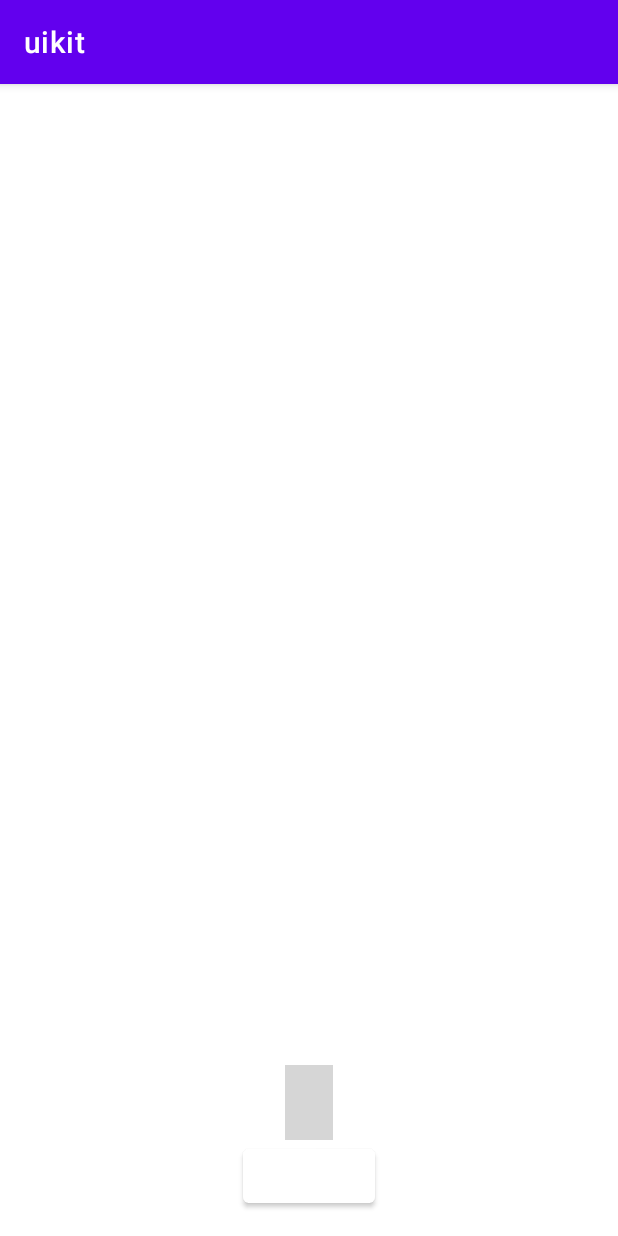
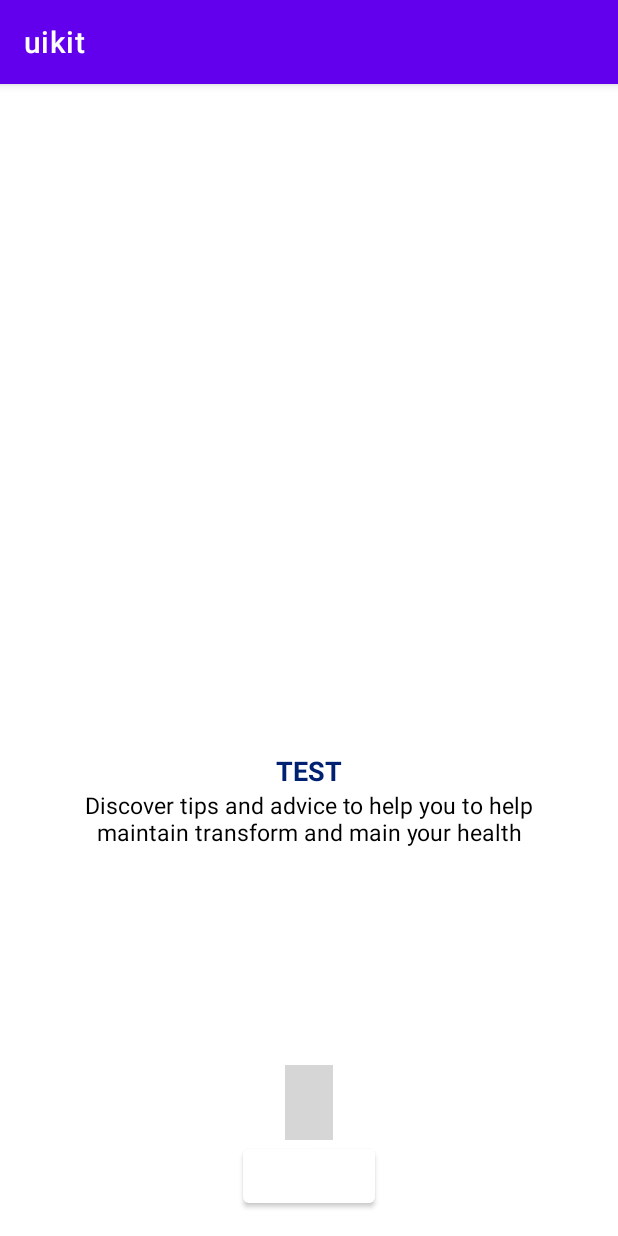
Before and after one commit to Sanaebadi97/SensorBallGame, an Android app: the screen it shows after launch (MainActivity), on a phone screen of 412 x 824 dp. Run offline under Robolectric (Android 15) with nearby library versions, the phone set to English and light mode, and no system bars; our stand-ins replace Dagger/Hilt's generated code, Timber; plain views replace CircleIndicator3; 1 statement that could not run was skipped; grey boxes are pictures that could not be loaded.

Commit message:
added OnBoarding and Should added SplashScreen too

```diff
--- a/app/src/main/AndroidManifest.xml
+++ b/app/src/main/AndroidManifest.xml
@@ -3,6 +3,7 @@
     package="info.sanaebadi.sensorballgame">
 
     <application
+        android:name=".app.BallGameApp"
         android:allowBackup="true"
         android:icon="@mipmap/ic_launcher"
         android:label="@string/app_name"
--- a/app/src/main/java/info/sanaebadi/sensorballgame/GameFragment.kt
+++ b/app/src/main/java/info/sanaebadi/sensorballgame/GameFragment.kt
@@ -5,6 +5,7 @@ import android.view.LayoutInflater
 import android.view.View
 import android.view.ViewGroup
 import androidx.fragment.app.Fragment
+import dagger.hilt.android.AndroidEntryPoint
 import info.sanaebadi.sensorballgame.databinding.FragmentGameBinding
 
 private const val ARG_PARAM1 = "param1"
@@ -12,6 +13,7 @@ private const val ARG_PARAM2 = "param2"
 private var _binding: FragmentGameBinding? = null
 private val binding get() = _binding!!
 
+@AndroidEntryPoint
 class GameFragment : Fragment() {
     private var param1: String? = null
     private var param2: String? = null
--- a/app/src/main/java/info/sanaebadi/sensorballgame/MainActivity.kt
+++ b/app/src/main/java/info/sanaebadi/sensorballgame/MainActivity.kt
@@ -2,8 +2,10 @@ package info.sanaebadi.sensorballgame
 
 import android.os.Bundle
 import androidx.appcompat.app.AppCompatActivity
+import dagger.hilt.android.AndroidEntryPoint
 import info.sanaebadi.sensorballgame.databinding.ActivityMainBinding
 
+@AndroidEntryPoint
 class MainActivity : AppCompatActivity() {
     private lateinit var binding: ActivityMainBinding
 
--- a/app/src/main/java/info/sanaebadi/sensorballgame/OnboardingFragment.kt
+++ /dev/null
@@ -1,59 +0,0 @@
-package info.sanaebadi.sensorballgame
-
-import android.os.Bundle
-import androidx.fragment.app.Fragment
-import android.view.LayoutInflater
-import android.view.View
-import android.view.ViewGroup
-
-// TODO: Rename parameter arguments, choose names that match
-// the fragment initialization parameters, e.g. ARG_ITEM_NUMBER
-private const val ARG_PARAM1 = "param1"
-private const val ARG_PARAM2 = "param2"
-
-/**
- * A simple [Fragment] subclass.
- * Use the [OnboardingFragment.newInstance] factory method to
- * create an instance of this fragment.
- */
-class OnboardingFragment : Fragment() {
-    // TODO: Rename and change types of parameters
-    private var param1: String? = null
-    private var param2: String? = null
-
-    override fun onCreate(savedInstanceState: Bundle?) {
-        super.onCreate(savedInstanceState)
-        arguments?.let {
-            param1 = it.getString(ARG_PARAM1)
-            param2 = it.getString(ARG_PARAM2)
-        }
-    }
-
-    override fun onCreateView(
-        inflater: LayoutInflater, container: ViewGroup?,
-        savedInstanceState: Bundle?
-    ): View? {
-        // Inflate the layout for this fragment
-        return inflater.inflate(R.layout.fragment_onboarding, container, false)
-    }
-
-    companion object {
-        /**
-         * Use this factory method to create a new instance of
-         * this fragment using the provided parameters.
-         *
-         * @param param1 Parameter 1.
-         * @param param2 Parameter 2.
-         * @return A new instance of fragment OnboardingFragment.
-         */
-        // TODO: Rename and change types and number of parameters
-        @JvmStatic
-        fun newInstance(param1: String, param2: String) =
-            OnboardingFragment().apply {
-                arguments = Bundle().apply {
-                    putString(ARG_PARAM1, param1)
-                    putString(ARG_PARAM2, param2)
-                }
-            }
-    }
-}
--- /dev/null
+++ b/app/src/main/java/info/sanaebadi/sensorballgame/app/BallGameApp.kt
@@ -0,0 +1,17 @@
+package info.sanaebadi.sensorballgame.app
+
+import android.app.Application
+import dagger.hilt.android.HiltAndroidApp
+import info.sanaebadi.sensorballgame.BuildConfig
+import timber.log.Timber
+
+@HiltAndroidApp
+class BallGameApp : Application() {
+
+    override fun onCreate() {
+        super.onCreate()
+        if (BuildConfig.DEBUG) {
+            Timber.plant(Timber.DebugTree())
+        }
+    }
+}
--- a/app/src/main/java/info/sanaebadi/sensorballgame/IntroSlide.kt
+++ b/app/src/main/java/info/sanaebadi/sensorballgame/intro/IntroSlide.kt
@@ -1,4 +1,4 @@
-package info.sanaebadi.sensorballgame
+package info.sanaebadi.sensorballgame.intro
 
 data class IntroSlide (
     val title: String,
--- a/app/src/main/java/info/sanaebadi/sensorballgame/IntroSliderAdapter.kt
+++ b/app/src/main/java/info/sanaebadi/sensorballgame/intro/IntroSliderAdapter.kt
@@ -1,4 +1,4 @@
-package info.sanaebadi.sensorballgame
+package info.sanaebadi.sensorballgame.intro
 
 import android.view.LayoutInflater
 import android.view.ViewGroup
--- /dev/null
+++ b/app/src/main/java/info/sanaebadi/sensorballgame/intro/OnboardingFragment.kt
@@ -0,0 +1,88 @@
+package info.sanaebadi.sensorballgame.intro
+
+import android.os.Bundle
+import android.view.LayoutInflater
+import android.view.View
+import android.view.ViewGroup
+import android.view.animation.AnimationUtils
+import androidx.fragment.app.Fragment
+import androidx.fragment.app.viewModels
+import androidx.navigation.findNavController
+import androidx.viewpager2.widget.ViewPager2
+import dagger.hilt.android.AndroidEntryPoint
+import info.sanaebadi.sensorballgame.R
+import info.sanaebadi.sensorballgame.databinding.FragmentOnboardingBinding
+
+
+@AndroidEntryPoint
+class OnboardingFragment : Fragment() {
+    private val viewModel:OnboardingViewModel by viewModels()
+    private var _binding: FragmentOnboardingBinding? = null
+    private val binding get() = _binding!!
+
+    private val introSliderAdapter = IntroSliderAdapter(
+        listOf(
+            IntroSlide(
+                "TEST",
+                "Discover tips and advice to help you to help maintain transform and main your health",
+                "lottie/ball-bounce.json"
+            ),
+            IntroSlide(
+                "TEST",
+                "Discover tips and advice to help you to help maintain transform and main your health",
+                "lottie/ball-bounce.json"
+            ),
+            IntroSlide(
+                "TEST",
+                "Discover tips and advice to help you to help maintain transform and main your health",
+                "lottie/ball-bounce.json"
+            )
+        )
+    )
+
+
+    override fun onCreateView(
+        inflater: LayoutInflater, container: ViewGroup?,
+        savedInstanceState: Bundle?
+    ): View {
+        _binding = FragmentOnboardingBinding.inflate(inflater, container, false)
+        return binding.root
+    }
+
+    override fun onViewCreated(view: View, savedInstanceState: Bundle?) {
+        super.onViewCreated(view, savedInstanceState)
+        binding.viewPager.adapter = introSliderAdapter
+        binding.indicator.setViewPager(binding.viewPager)
+        binding.viewPager.registerOnPageChangeCallback(
+            object : ViewPager2.OnPageChangeCallback() {
+                override fun onPageSelected(position: Int) {
+                    super.onPageSelected(position)
+                    if (position == introSliderAdapter.itemCount - 1) {
+                        val animation = AnimationUtils.loadAnimation(
+                            requireActivity(),
+                            R.anim.on_boarding
+                        )
+                        binding.buttonNext.animation = animation
+                        binding.buttonNext.text = "Finish"
+                        binding.buttonNext.setOnClickListener {
+                            viewModel.saveOnboarding(true)
+                            requireView().findNavController()
+                                .navigate(OnboardingFragmentDirections.actionOnboardingFragmentToGameFragment())
+                        }
+                    } else {
+                        binding.buttonNext.text = "Next"
+                        binding.buttonNext.setOnClickListener {
+                            binding.viewPager.currentItem.let {
+                                binding.viewPager.setCurrentItem(it + 1, false)
+                            }
+                        }
+                    }
+                }
+            })
+    }
+
+    override fun onDestroyView() {
+        super.onDestroyView()
+        _binding = null
+    }
+}
--- /dev/null
+++ b/app/src/main/res/anim/on_boarding.xml
@@ -0,0 +1,12 @@
+<?xml version="1.0" encoding="utf-8"?>
+<set xmlns:android="http://schemas.android.com/apk/res/android">
+    <translate
+        android:duration="2000"
+        android:fromXDelta="50%"
+        android:fromYDelta="0%"/>
+
+    <alpha
+        android:duration="2000"
+        android:toAlpha="1.0"
+        android:fromAlpha="0.0"/>
+</set>
--- a/app/src/main/res/navigation/nav_graph.xml
+++ b/app/src/main/res/navigation/nav_graph.xml
@@ -7,7 +7,7 @@
 
     <fragment
         android:id="@+id/onboardingFragment"
-        android:name="info.sanaebadi.sensorballgame.OnboardingFragment"
+        android:name="info.sanaebadi.sensorballgame.intro.OnboardingFragment"
         android:label="fragment_onboarding"
         tools:layout="@layout/fragment_onboarding" >
         <action
--- a/build.gradle
+++ b/build.gradle
@@ -6,11 +6,15 @@ buildscript {
     }
     ext {
         nav_version = "2.4.0-alpha10"
+        hilt_version = "2.38.1"
+        lifecycleVersion = "2.2.0"
     }
 
     dependencies {
         classpath 'com.android.tools.build:gradle:7.1.0-alpha13'
         classpath "androidx.navigation:navigation-safe-args-gradle-plugin:$nav_version"
+        classpath "com.google.dagger:hilt-android-gradle-plugin:$hilt_version"
+        classpath 'com.google.gms:google-services:4.3.10'
         // NOTE: Do not place your application dependencies here; they belong
         // in the individual module build.gradle files
     }
```
Also changed, not shown: app/build.gradle (+22 -11 lines), app/src/main/java/info/sanaebadi/sensorballgame/data/DataStorePreference.kt (added, +35 -0 lines), app/src/main/java/info/sanaebadi/sensorballgame/di/DataStoreModule.kt (added, +25 -0 lines), app/src/main/java/info/sanaebadi/sensorballgame/di/FirebaseModule.kt (added, +19 -0 lines), app/src/main/java/info/sanaebadi/sensorballgame/intro/OnboardingViewModel.kt (added, +25 -0 lines), 1 other file.
